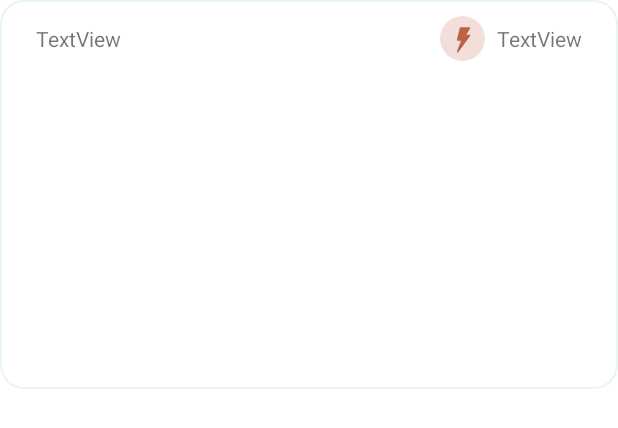
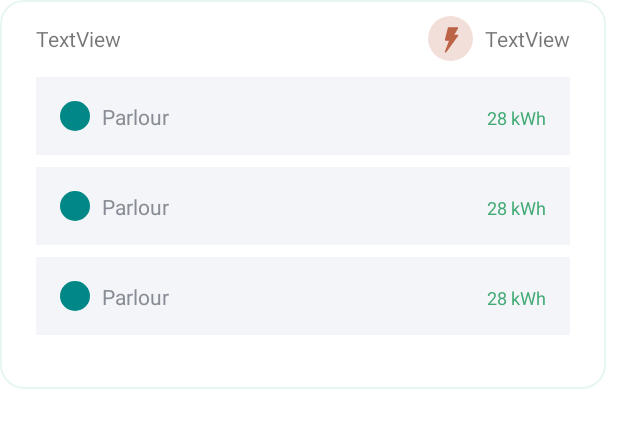
Before and after one commit to cranium44/fiesty, an Android app: the layout building_item.xml on its own in the app's theme, with its tools: preview values and no code run, on a phone screen of 412 x 824 dp. Shown: the top 428 px of the screen. Run offline under Robolectric (Android 15) with nearby library versions, the phone set to English and light mode, and no system bars.

Commit message:
streamline design

```diff
--- a/app/src/main/java/live/adabe/fiesty/ui/home/HomeFragment.kt
+++ b/app/src/main/java/live/adabe/fiesty/ui/home/HomeFragment.kt
@@ -1,10 +1,12 @@
 package live.adabe.fiesty.ui.home
 
+import android.os.Build
 import android.os.Bundle
 import android.view.LayoutInflater
 import android.view.View
 import android.view.ViewGroup
 import android.widget.Toast
+import androidx.annotation.RequiresApi
 import androidx.fragment.app.Fragment
 import androidx.lifecycle.ViewModelProvider
 import androidx.recyclerview.widget.LinearLayoutManager
@@ -16,6 +18,9 @@ import live.adabe.fiesty.models.Building
 import live.adabe.fiesty.navigation.NavigationService
 import live.adabe.fiesty.ui.adapters.BuildingAdapter
 import live.adabe.fiesty.util.*
+import java.time.LocalDate
+import java.time.format.DateTimeFormatter
+import java.util.*
 import javax.inject.Inject
 
 @AndroidEntryPoint
@@ -41,10 +46,15 @@ class HomeFragment : Fragment() {
         return binding.root
     }
 
+    @RequiresApi(Build.VERSION_CODES.O)
     override fun onViewCreated(view: View, savedInstanceState: Bundle?) {
         super.onViewCreated(view, savedInstanceState)
 
         initViews()
+        observeViewModels()
+    }
+
+    private fun observeViewModels() {
         viewModel.run {
             getUserEnergyUse()
             buildings.observe(viewLifecycleOwner, { buildings_ ->
@@ -78,6 +88,7 @@ class HomeFragment : Fragment() {
         }
     }
 
+    @RequiresApi(Build.VERSION_CODES.O)
     private fun initViews() {
         binding.apply {
             addBuilding.setOnClickListener {
@@ -86,6 +97,8 @@ class HomeFragment : Fragment() {
                     navigationService.openBuildingCreateScreen(this@with)
                 }
             }
+            val date: LocalDate = LocalDate.now()
+             dateDisplay.text = date.format(DateTimeFormatter.ofPattern("MMMM dd, yyyy"))
 
             profileBtn.setOnClickListener { navigationService.openProfileScreen() }
 
--- a/app/src/main/java/live/adabe/fiesty/util/Extensions.kt
+++ b/app/src/main/java/live/adabe/fiesty/util/Extensions.kt
@@ -16,15 +16,15 @@ fun <T : RecyclerView.ViewHolder> T.listen(event: (position: Int, type: Int) ->
     return this
 }
 
-fun <T: View> T.hide(): Unit{
+fun <T: View> T.hide(){
     visibility = View.GONE
 }
 
-fun <T: View> T.show(): Unit{
+fun <T: View> T.show(){
     visibility = View.VISIBLE
 }
 
-fun <T: View> T.hideLayout(): Unit{
+fun <T: View> T.hideLayout(){
     visibility = View.INVISIBLE
 }
 
--- /dev/null
+++ b/app/src/main/res/drawable/bullet_bg.xml
@@ -0,0 +1,5 @@
+<?xml version="1.0" encoding="utf-8"?>
+<shape xmlns:android="http://schemas.android.com/apk/res/android">
+    <corners android:radius="50dp" />
+    <solid android:color="@color/teal_700" />
+</shape>
--- a/app/src/main/res/drawable/energy_bg.xml
+++ b/app/src/main/res/drawable/energy_bg.xml
@@ -1,7 +1,7 @@
 <?xml version="1.0" encoding="utf-8"?>
 <shape xmlns:android="http://schemas.android.com/apk/res/android">
     <gradient
-        android:angle="144"
+        android:angle="315"
         android:endColor="#9CA1DB"
         android:startColor="#4550BC" />
     <corners android:radius="10dp"/>
--- /dev/null
+++ b/app/src/main/res/layout/building_child_item.xml
@@ -0,0 +1,41 @@
+<?xml version="1.0" encoding="utf-8"?>
+<androidx.constraintlayout.widget.ConstraintLayout xmlns:android="http://schemas.android.com/apk/res/android"
+    xmlns:app="http://schemas.android.com/apk/res-auto"
+    xmlns:tools="http://schemas.android.com/tools"
+    android:layout_width="match_parent"
+    android:layout_height="wrap_content"
+    android:layout_marginBottom="8dp"
+    android:background="@color/child_item"
+    android:padding="16dp">
+
+    <View
+        android:id="@+id/view2"
+        android:layout_width="20dp"
+        android:layout_height="20dp"
+        android:background="@drawable/bullet_bg"
+        app:layout_constraintBottom_toBottomOf="@+id/child_name"
+        app:layout_constraintStart_toStartOf="parent"
+        app:layout_constraintTop_toTopOf="@+id/child_name" />
+
+    <TextView
+        android:id="@+id/child_name"
+        style="@style/RegularGrey"
+        android:layout_width="0dp"
+        android:layout_height="wrap_content"
+        android:layout_marginStart="8dp"
+        android:layout_marginEnd="16dp"
+        tools:text="Parlour"
+        app:layout_constraintBottom_toBottomOf="parent"
+        app:layout_constraintEnd_toStartOf="@+id/child_energy"
+        app:layout_constraintStart_toEndOf="@+id/view2"
+        app:layout_constraintTop_toTopOf="parent" />
+
+    <TextView
+        android:id="@+id/child_energy"
+        style="@style/RegularGreen"
+        android:layout_width="wrap_content"
+        android:layout_height="wrap_content"
+        app:layout_constraintBaseline_toBaselineOf="@+id/child_name"
+        app:layout_constraintEnd_toEndOf="parent"
+        tools:text="28 kWh" />
+</androidx.constraintlayout.widget.ConstraintLayout>
--- a/app/src/main/res/layout/building_item.xml
+++ b/app/src/main/res/layout/building_item.xml
@@ -6,6 +6,7 @@
     android:background="@drawable/building_item_bg"
     android:layout_marginBottom="8dp"
     android:padding="8dp"
+    android:layout_marginEnd="8dp"
     android:layout_width="match_parent"
     android:layout_height="wrap_content">
 
@@ -51,5 +52,6 @@
         android:layout_marginEnd="16dp"
         app:layout_constraintEnd_toEndOf="parent"
         app:layout_constraintStart_toStartOf="parent"
-        app:layout_constraintTop_toBottomOf="@+id/building_name" />
+        app:layout_constraintTop_toBottomOf="@+id/building_name"
+        tools:listitem="@layout/building_child_item"/>
 </androidx.constraintlayout.widget.ConstraintLayout>
--- a/app/src/main/res/values/colors.xml
+++ b/app/src/main/res/values/colors.xml
@@ -16,4 +16,5 @@
     <color name="text_grey">#888C95</color>
     <color name="text_blue">#5B65C4</color>
     <color name="text_dark">#55585E</color>
+    <color name="child_item">#F3F5F9</color>
 </resources>
--- a/app/src/main/res/values/themes.xml
+++ b/app/src/main/res/values/themes.xml
@@ -25,4 +25,14 @@
         <item name="android:textColor">@color/text_blue</item>
         <item name="fontWeight">700</item>
     </style>
+
+    <style name="RegularGreen">
+        <item name="android:textSize">12sp</item>
+        <item name="android:textColor">@color/text_green</item>
+    </style>
+
+    <style name="RegularGrey">
+        <item name="android:textSize">14sp</item>
+        <item name="android:textColor">@color/text_grey</item>
+    </style>
 </resources>
```
